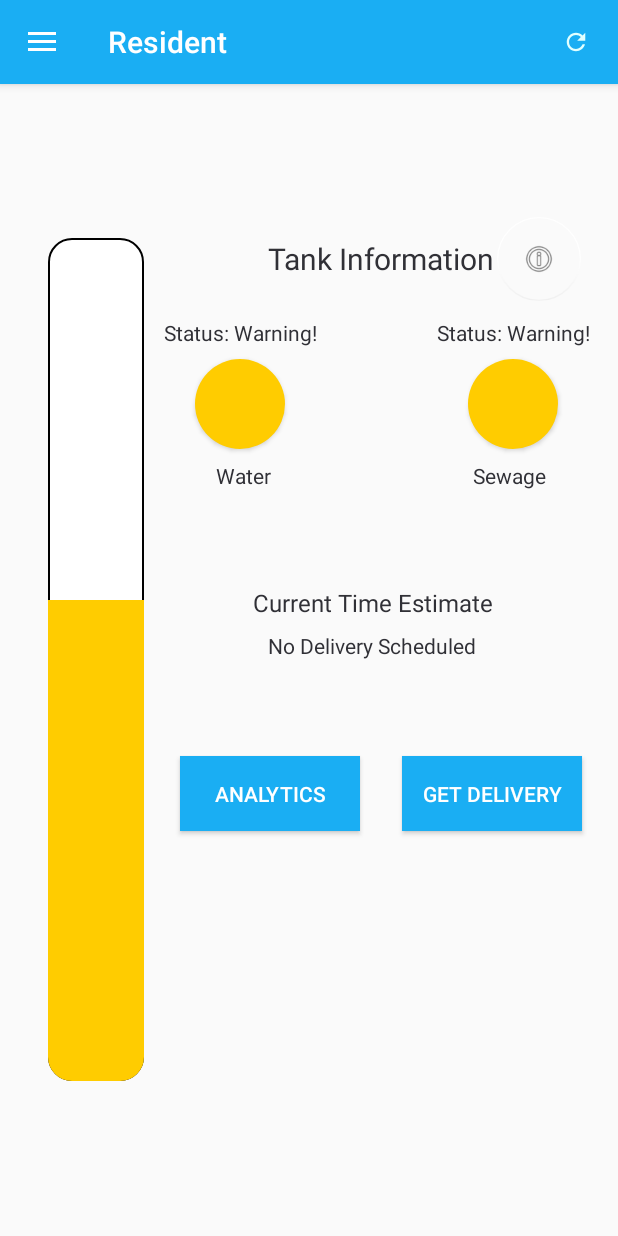
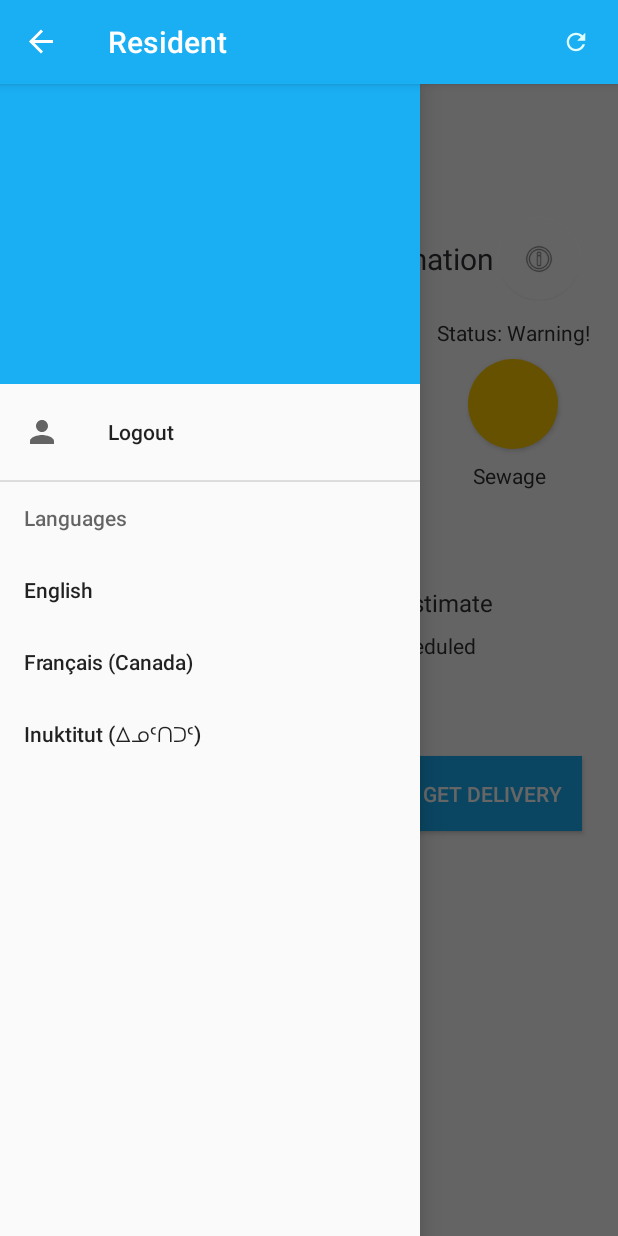
Before and after one commit to Northern-Village-Water-and-Sewage-App/Existing-Git-project, an Android app: the ResidentActivity screen opened directly, with no data from a screen before it, after a tap on "Open", on a phone screen of 412 x 824 dp. Run offline under Robolectric (Android 15) with nearby library versions, the phone set to English and light mode, and no system bars; network calls fail.

Commit message:
Resident navigation bar works.

```diff
--- a/app/src/main/java/com/example/northernvillagewaterandsewageapp/ResidentActivity.java
+++ b/app/src/main/java/com/example/northernvillagewaterandsewageapp/ResidentActivity.java
@@ -60,10 +60,10 @@ public class ResidentActivity extends AppCompatActivity implements NavigationVie
         infoButton = findViewById(R.id.townInfoFloatingActionButton);
 
         sideBarResident = findViewById(R.id.sideBarResident);
-//        NavigationView navigationView = findViewById(R.id.nav_view_resident);
+        NavigationView navigationView = findViewById(R.id.nav_view_resident);
 
         toggle = new ActionBarDrawerToggle(this, sideBarResident, R.string.open, R.string.close);
-//        navigationView.setNavigationItemSelectedListener(this);
+        navigationView.setNavigationItemSelectedListener(this);
         sideBarResident.addDrawerListener(toggle);
         toggle.syncState();
         getSupportActionBar().setDisplayHomeAsUpEnabled(true);
--- a/app/src/main/res/layout/activity_resident.xml
+++ b/app/src/main/res/layout/activity_resident.xml
@@ -175,4 +175,12 @@
 
     </androidx.constraintlayout.widget.ConstraintLayout>
 
+    <com.google.android.material.navigation.NavigationView
+        android:id="@+id/nav_view_resident"
+        android:layout_width="wrap_content"
+        android:layout_height="match_parent"
+        android:layout_gravity="start"
+        app:headerLayout="@layout/nav_header_resident"
+        app:menu="@menu/menu_drawer_resident" />
+
 </androidx.drawerlayout.widget.DrawerLayout>
```
